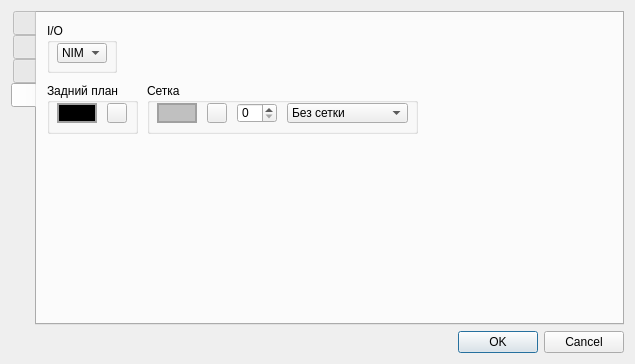
This is Digitizer by Radium.Khlopin/settingswindow.ui in Alligator4ik/Dizitizer as Qt 5 draws it before an edit. The edited form follows.
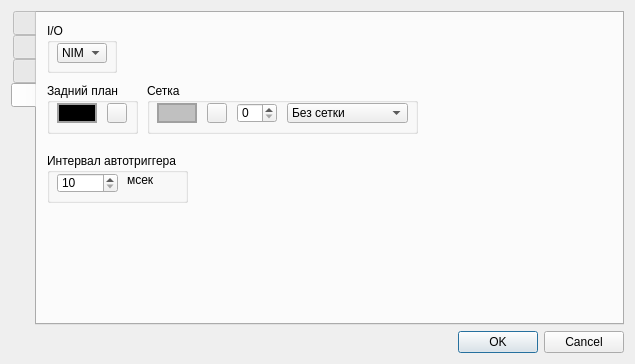
This is the edited form. The open tabs and pages were chosen to show the change. Icons and pictures are not drawn.

Commit message: Реализован автотриггер. Его временной интервал можно изменить на вкладке "Другие" в настройках программы. Автотриггер выключается при остановке прослушки оцифровщика.

The edit to the form file:
```diff
--- a/Digitizer by Radium.Khlopin/settingswindow.ui
+++ b/Digitizer by Radium.Khlopin/settingswindow.ui
@@ -2085,6 +2085,57 @@
          </item>
         </widget>
        </widget>
+       <widget class="QGroupBox" name="autoTriggerBox">
+        <property name="geometry">
+         <rect>
+          <x>10</x>
+          <y>140</y>
+          <width>141</width>
+          <height>50</height>
+         </rect>
+        </property>
+        <property name="toolTip">
+         <string>Тип входящего/исходящего сигнала</string>
+        </property>
+        <property name="title">
+         <string>Интервал автотриггера</string>
+        </property>
+        <widget class="QSpinBox" name="triggerTimeSpinBox">
+         <property name="geometry">
+          <rect>
+           <x>10</x>
+           <y>20</y>
+           <width>61</width>
+           <height>20</height>
+          </rect>
+         </property>
+         <property name="toolTip">
+          <string>Width</string>
+         </property>
+         <property name="minimum">
+          <number>10</number>
+         </property>
+         <property name="maximum">
+          <number>1000</number>
+         </property>
+         <property name="singleStep">
+          <number>10</number>
+         </property>
+        </widget>
+        <widget class="QLabel" name="triggerTimeLabel">
+         <property name="geometry">
+          <rect>
+           <x>80</x>
+           <y>20</y>
+           <width>47</width>
+           <height>13</height>
+          </rect>
+         </property>
+         <property name="text">
+          <string>мсек</string>
+         </property>
+        </widget>
+       </widget>
       </widget>
      </widget>
     </item>
```
Left out of the diff: 2 changed lines with no effect on the pictures. The commit also changes 9 other files.
